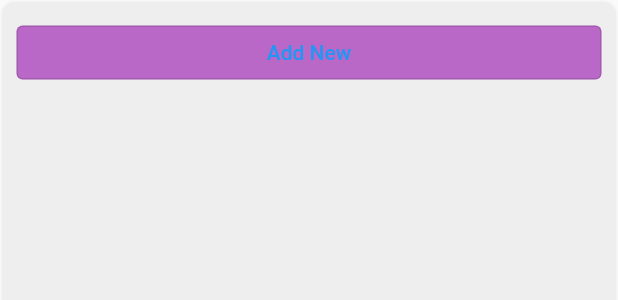
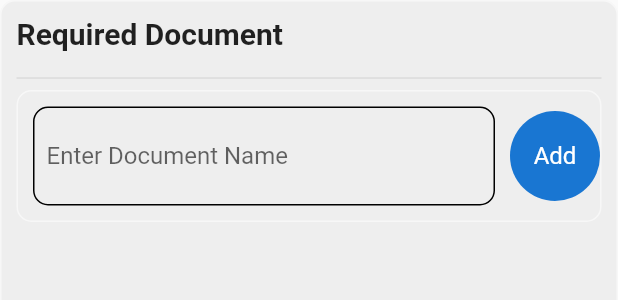
Before and after one commit to yash1001-sojitra/mygovernweb, a Flutter app: the RequiredDocument widget shown alone on an empty page, opened directly, on a phone screen of 412 x 824 dp. Shown: the top 300 px of the screen. Run offline on Flutter 3.47's test engine with Material 2 defaults, Android fonts, the light colour scheme and no system bars; our stand-ins replace fluro, get, lottie.

Commit message:
Added required doc and steps in add doc form

```diff
--- a/lib/Screens/addOrEdit/addnewdoc.dart
+++ b/lib/Screens/addOrEdit/addnewdoc.dart
@@ -1,4 +1,6 @@
 import 'package:flutter/material.dart';
+import 'package:mygovernweb/Screens/addOrEdit/widgets/requireddoc.dart';
+import 'package:mygovernweb/Screens/addOrEdit/widgets/steps.dart';
 
 import '../../Logic/widgets/decoration.dart';
 
@@ -17,6 +19,7 @@ class AddnewDoc extends StatelessWidget {
             fit: BoxFit.cover,
           ),
           Center(
+            child: SingleChildScrollView(
               child: Card(
                 shape: RoundedRectangleBorder(
                   borderRadius: BorderRadius.circular(10),
@@ -141,13 +144,17 @@ class AddnewDoc extends StatelessWidget {
                           decoration:
                               CustomDecoration.containerCornerRadiusDecoration,
                           child: TextFormField(
-                          decoration: CustomDecoration.textFormFieldDecoration(
+                            decoration:
+                                CustomDecoration.textFormFieldDecoration(
                                     "Document Name"),
                           ),
                         ),
                         const SizedBox(height: 10),
                         const RequiredDocument(),
+                        const SizedBox(height: 10),
+                        const Steps(),
                       ],
+                    ),
                   ),
                 ),
               ),
@@ -158,71 +165,3 @@ class AddnewDoc extends StatelessWidget {
     );
   }
 }
-
-class RequiredDocument extends StatefulWidget {
-  const RequiredDocument({super.key});
-
-  @override
-  State<RequiredDocument> createState() => _RequiredDocumentState();
-}
-
-class _RequiredDocumentState extends State<RequiredDocument> {
-  List<Widget> documentwidget = [];
-
-  @override
-  Widget build(BuildContext context) {
-    return Container(
-      padding: const EdgeInsets.all(10),
-      decoration: CustomDecoration.containerCornerRadiusDecoration,
-      child: Column(
-        crossAxisAlignment: CrossAxisAlignment.stretch,
-        children: [
-          ListView.builder(
-            shrinkWrap: true,
-            itemCount: documentwidget.length,
-            itemBuilder: ((context, index) {
-              return Container(
-                decoration: BoxDecoration(
-                  border: Border.all(),
-                ),
-                child: Row(
-                  mainAxisAlignment: MainAxisAlignment.spaceBetween,
-                  children: [
-                    documentwidget[index],
-                    InkWell(
-                      onTap: () {
-                        setState(() {
-                          documentwidget.removeAt(index);
-                        });
-                      },
-                      child: CircleAvatar(
-                        child: Text('$index'),
-                      ),
-                    )
-                  ],
-                ),
-              );
-            }),
-          ),
-          OutlinedButton(
-            style: ButtonStyle(
-              backgroundColor:
-                  MaterialStateProperty.all(Colors.purple.shade300),
-            ),
-            onPressed: () {
-              setState(() {
-                documentwidget.add(Container(
-                  child: const Padding(
-                    padding: EdgeInsets.all(8.0),
-                    child: Text('A'),
-                  ),
-                ));
-              });
-            },
-            child: const Text('Add New'),
-          ),
-        ],
-      ),
-    );
-  }
-}
--- /dev/null
+++ b/lib/Screens/addOrEdit/widgets/requireddoc.dart
@@ -0,0 +1,131 @@
+import 'package:flutter/material.dart';
+
+import '../../../Logic/widgets/decoration.dart';
+
+class RequiredDocument extends StatefulWidget {
+  const RequiredDocument({super.key});
+
+  @override
+  State<RequiredDocument> createState() => _RequiredDocumentState();
+}
+
+class _RequiredDocumentState extends State<RequiredDocument> {
+  List<String> documentwidget = [];
+  int i = 0;
+  final controller = TextEditingController();
+  final GlobalKey<FormState> _formKey = GlobalKey<FormState>();
+
+  @override
+  Widget build(BuildContext context) {
+    return Container(
+      padding: const EdgeInsets.all(10),
+      decoration: CustomDecoration.containerCornerRadiusDecoration,
+      child: Column(
+        crossAxisAlignment: CrossAxisAlignment.stretch,
+        children: [
+          const Text(
+            'Required Document',
+            style: TextStyle(fontSize: 20, fontWeight: FontWeight.bold),
+          ),
+          const SizedBox(height: 10),
+          const Divider(),
+          ListView.builder(
+            shrinkWrap: true,
+            itemCount: documentwidget.length,
+            itemBuilder: ((context, index) {
+              return Container(
+                key: UniqueKey(),
+                margin: const EdgeInsets.all(10),
+                decoration: BoxDecoration(
+                  border: Border.all(),
+                  borderRadius: BorderRadius.circular(10),
+                ),
+                child: Row(
+                  mainAxisAlignment: MainAxisAlignment.spaceBetween,
+                  children: [
+                    Expanded(
+                        child: Padding(
+                      padding: const EdgeInsets.all(8.0),
+                      child: Text(documentwidget[index]),
+                    )),
+                    InkWell(
+                      onTap: () {
+                        setState(() {
+                          documentwidget.removeAt(index);
+                        });
+                      },
+                      child: Container(
+                        padding: const EdgeInsets.all(10),
+                        child: const CircleAvatar(
+                          backgroundColor: Colors.red,
+                          child: Icon(
+                            Icons.delete,
+                            color: Colors.white,
+                          ),
+                        ),
+                      ),
+                    )
+                  ],
+                ),
+              );
+            }),
+          ),
+          Container(
+            decoration: CustomDecoration.containerCornerRadiusDecoration,
+            child: Row(
+              children: [
+                Expanded(
+                  flex: 5,
+                  child: Container(
+                    padding: const EdgeInsets.all(8.0),
+                    margin: const EdgeInsets.all(10),
+                    decoration: BoxDecoration(
+                      border: Border.all(),
+                      borderRadius: BorderRadius.circular(10),
+                    ),
+                    child: Form(
+                      key: _formKey,
+                      child: TextFormField(
+                        controller: controller,
+                        decoration: const InputDecoration(
+                          hintText: 'Enter Document Name',
+                          border: InputBorder.none,
+                        ),
+                        validator: (val) {
+                          print('..............');
+                          if (val == null || val.isEmpty) {
+                            return 'Enter Document Name';
+                          }
+                          return null;
+                        },
+                      ),
+                    ),
+                  ),
+                ),
+                InkWell(
+                  onTap: () {
+                    _formKey.currentState?.validate();
+                    setState(() {
+                      if (controller.text.isNotEmpty) {
+                        documentwidget.add(controller.text.trim());
+                        controller.clear();
+                      }
+                    });
+                  },
+                  child: const Expanded(
+                    child: CircleAvatar(
+                      radius: 30,
+                      child: Center(
+                        child: Text('Add'),
+                      ),
+                    ),
+                  ),
+                ),
+              ],
+            ),
+          ),
+        ],
+      ),
+    );
+  }
+}
```
Also changed, not shown: lib/Screens/addOrEdit/widgets/steps.dart (added, +127 -0 lines). Lines whose indentation alone changed are shown as unchanged.
